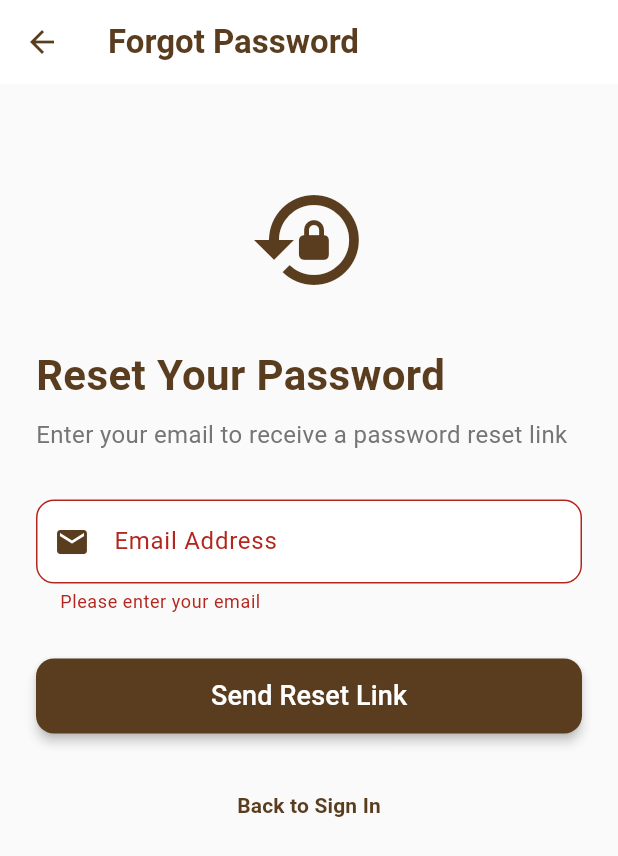
After one commit to bsc-com-0320/public_transport_tracker, a Flutter app: the ForgotPasswordPage screen opened by its route, after a tap on "Send Reset Link", on a phone screen of 412 x 824 dp. The commit adds this screen. Shown: the top 856 px of the screen. Run offline on Flutter 3.47's test engine with Material 3 defaults, Android fonts, the phone set to English and light mode, and no system bars; our stand-ins replace flutter_map, flutter_typeahead, geocoding, geolocator, google_maps_flutter, image_picker and 2 more; accounts and stored records are empty.

Commit message:
able to send forgot password email

```diff
--- a/lib/Homepage.dart
+++ b/lib/Homepage.dart
@@ -246,7 +246,7 @@ class _HomePageState extends State<HomePage> {
           SizedBox(width: 10),
           Expanded(
             child: Text(
-              "Express ride available! 15% off your next booking",
+              "Express rides available! (Will add some Instant notification here)",
               style: TextStyle(
                 color: Color(0xFF5A3D1F),
                 fontWeight: FontWeight.w500,
@@ -527,7 +527,7 @@ class _HomePageState extends State<HomePage> {
             Expanded(
               child: _buildStatItem(
                 icon: Icons.attach_money,
-                value: "Ksh 4,250",
+                value: "K 4,250",
                 label: "Total Spent",
               ),
             ),
--- a/lib/LoginPage.dart
+++ b/lib/LoginPage.dart
@@ -182,9 +182,8 @@ class _SignInPageState extends State<SignInPage> {
               ),
               const SizedBox(height: 16),
               TextButton(
-                onPressed: () {
-                  Navigator.pushNamed(context, '/forgot-password');
-                },
+                onPressed:
+                    () => Navigator.pushNamed(context, '/forgot-password'),
                 child: Text(
                   'Forgot Password?',
                   style: TextStyle(color: Color(0xFF5A3D1F)),
--- a/lib/OrderPage.dart
+++ b/lib/OrderPage.dart
@@ -1547,7 +1547,7 @@ class _OrderPageState extends State<OrderPage> {
                     children: [
                       Text('Total Cost:', style: TextStyle(fontSize: 12)),
                       Text(
-                        '\$${totalCost.toStringAsFixed(2)}',
+                        '\K${totalCost.toStringAsFixed(2)}',
                         style: TextStyle(
                           fontWeight: FontWeight.bold,
                           color: Color(0xFF8B5E3B),
--- a/lib/RecordsPage.dart
+++ b/lib/RecordsPage.dart
@@ -377,7 +377,7 @@ class _RecordsPageState extends State<RecordsPage> {
               _buildInfoRow(
                 Icons.monetization_on,
                 'Total Cost:',
-                '\$${booking['total_cost']?.toStringAsFixed(2) ?? '0.00'}',
+                '\K${booking['total_cost']?.toStringAsFixed(2) ?? '0.00'}',
               ),
               const SizedBox(height: 16),
               Divider(height: 1, color: Colors.grey[300]),
--- /dev/null
+++ b/lib/forgot_password_page.dart
@@ -0,0 +1,216 @@
+import 'package:flutter/material.dart';
+import 'package:supabase_flutter/supabase_flutter.dart';
+
+class ForgotPasswordPage extends StatefulWidget {
+  const ForgotPasswordPage({Key? key}) : super(key: key);
+
+  @override
+  _ForgotPasswordPageState createState() => _ForgotPasswordPageState();
+}
+
+class _ForgotPasswordPageState extends State<ForgotPasswordPage> {
+  final _formKey = GlobalKey<FormState>();
+  final _emailController = TextEditingController();
+  bool _isLoading = false;
+  bool _resetSent = false;
+  final _supabase = Supabase.instance.client;
+
+  @override
+  void dispose() {
+    _emailController.dispose();
+    super.dispose();
+  }
+
+  Future<void> _sendResetLink() async {
+    if (!_formKey.currentState!.validate()) return;
+
+    setState(() => _isLoading = true);
+    try {
+      await _supabase.auth.resetPasswordForEmail(
+        _emailController.text.trim(),
+        redirectTo: 'myapp://reset-password', // Your custom URL scheme
+      );
+
+      setState(() => _resetSent = true);
+      ScaffoldMessenger.of(context).showSnackBar(
+        const SnackBar(
+          content: Text('Password reset link sent to your email!'),
+          backgroundColor: Colors.green,
+        ),
+      );
+    } on AuthException catch (error) {
+      ScaffoldMessenger.of(context).showSnackBar(
+        SnackBar(
+          content: Text(error.message),
+          backgroundColor: Colors.red,
+        ),
+      );
+    } catch (error) {
+      ScaffoldMessenger.of(context).showSnackBar(
+        SnackBar(
+          content: Text('Error sending reset link: $error'),
+          backgroundColor: Colors.red,
+        ),
+      );
+    } finally {
+      if (mounted) {
+        setState(() => _isLoading = false);
+      }
+    }
+  }
+
+  @override
+  Widget build(BuildContext context) {
+    return Scaffold(
+      backgroundColor: Colors.grey[50],
+      appBar: AppBar(
+        backgroundColor: Colors.white,
+        elevation: 0,
+        leading: IconButton(
+          icon: Icon(Icons.arrow_back, color: Color(0xFF5A3D1F)),
+          onPressed: () => Navigator.pop(context),
+        ),
+        title: Text(
+          'Forgot Password',
+          style: TextStyle(
+            color: Color(0xFF5A3D1F),
+            fontWeight: FontWeight.bold,
+          ),
+        ),
+      ),
+      body: SingleChildScrollView(
+        padding: const EdgeInsets.all(24),
+        child: Form(
+          key: _formKey,
+          child: Column(
+            crossAxisAlignment: CrossAxisAlignment.start,
+            children: [
+              const SizedBox(height: 40),
+              Center(
+                child: Icon(
+                  Icons.lock_reset,
+                  size: 80,
+                  color: Color(0xFF5A3D1F),
+                ),
+              ),
+              const SizedBox(height: 30),
+              Text(
+                _resetSent ? 'Check Your Email' : 'Reset Your Password',
+                style: TextStyle(
+                  fontSize: 28,
+                  fontWeight: FontWeight.bold,
+                  color: Color(0xFF5A3D1F),
+                ),
+              ),
+              const SizedBox(height: 8),
+              Text(
+                _resetSent
+                    ? 'We\'ve sent a password reset link to your email address.'
+                    : 'Enter your email to receive a password reset link',
+                style: TextStyle(
+                  fontSize: 16,
+                  color: Colors.grey[600],
+                ),
+              ),
+              const SizedBox(height: 32),
+
+              if (!_resetSent) ...[
+                TextFormField(
+                  controller: _emailController,
+                  keyboardType: TextInputType.emailAddress,
+                  decoration: InputDecoration(
+                    labelText: 'Email Address',
+                    prefixIcon: Icon(Icons.email, color: Color(0xFF5A3D1F)),
+                    border: OutlineInputBorder(
+                      borderRadius: BorderRadius.circular(12),
+                    ),
+                    filled: true,
+                    fillColor: Colors.white,
+                  ),
+                  validator: (value) {
+                    if (value == null || value.isEmpty) {
+                      return 'Please enter your email';
+                    }
+                    if (!RegExp(r'^[\w-\.]+@([\w-]+\.)+[\w-]{2,4}$')
+                        .hasMatch(value)) {
+                      return 'Please enter a valid email';
+                    }
+                    return null;
+                  },
+                ),
+                const SizedBox(height: 30),
+                SizedBox(
+                  width: double.infinity,
+                  height: 50,
+                  child: ElevatedButton(
+                    onPressed: _isLoading ? null : _sendResetLink,
+                    style: ElevatedButton.styleFrom(
+                      backgroundColor: const Color(0xFF5A3D1F),
+                      shape: RoundedRectangleBorder(
+                        borderRadius: BorderRadius.circular(12),
+                      ),
+                      elevation: 3,
+                    ),
+                    child: _isLoading
+                        ? const CircularProgressIndicator(color: Colors.white)
+                        : const Text(
+                            'Send Reset Link',
+                            style: TextStyle(
+                              fontSize: 18,
+                              color: Colors.white,
+                            ),
+                          ),
+                  ),
+                ),
+              ] else ...[
+                const SizedBox(height: 40),
+                Center(
+                  child: Column(
+                    children: [
+                      Icon(
+                        Icons.mark_email_read,
+                        size: 60,
+                        color: Colors.green,
+                      ),
+                      const SizedBox(height: 20),
+                      Text(
+                        'Didn\'t receive the email?',
+                        style: TextStyle(
+                          fontSize: 16,
+                          color: Colors.grey[600],
+                        ),
+                      ),
+                      TextButton(
+                        onPressed: _sendResetLink,
+                        child: Text(
+                          'Resend Link',
+                          style: TextStyle(
+                            color: Color(0xFF5A3D1F),
+                            fontWeight: FontWeight.bold,
+                          ),
+                        ),
+                      ),
+                    ],
+                  ),
+                ),
+              ],
+              const SizedBox(height: 24),
+              Center(
+                child: TextButton(
+                  onPressed: () => Navigator.pop(context),
+                  child: Text(
+                    'Back to Sign In',
+                    style: TextStyle(
+                      color: Color(0xFF5A3D1F),
+                      fontWeight: FontWeight.bold,
+                    ),
+                  ),
+                ),
+              ),
+            ],
+          ),
+        ),
+      ),
+    );
+  }
+}
--- a/lib/main.dart
+++ b/lib/main.dart
@@ -2,6 +2,7 @@ import 'package:flutter/material.dart';
 import 'package:public_transport_tracker/AccountsPage.dart';
 import 'package:public_transport_tracker/LoginPage.dart';
 import 'package:public_transport_tracker/SignUpPage.dart';
+import 'package:public_transport_tracker/forgot_password_page.dart';
 import 'package:public_transport_tracker/verify_email_page.dart';
 import 'package:supabase_flutter/supabase_flutter.dart';
 
@@ -37,13 +38,14 @@ class MyApp extends StatelessWidget {
       routes: {
         '/login': (context) => SignInPage(),
         '/signup': (context) => SignUpPage(),
-        '/verify-email': (context) => VerifyEmailPage(), // Add this route
+        '/verify-email': (context) => VerifyEmailPage(),
         '/': (context) => HomePage(),
         '/records': (context) => RecordsPage(),
         '/rides': (context) => RidesPage(),
         '/order': (context) => OrderPage(),
         '/map': (context) => MapScreen(),
         '/account': (context) => AccountsPage(),
+        '/forgot-password': (context) => const ForgotPasswordPage(),
       },
       // Add error handling for unknown routes
       onUnknownRoute: (settings) {
```
